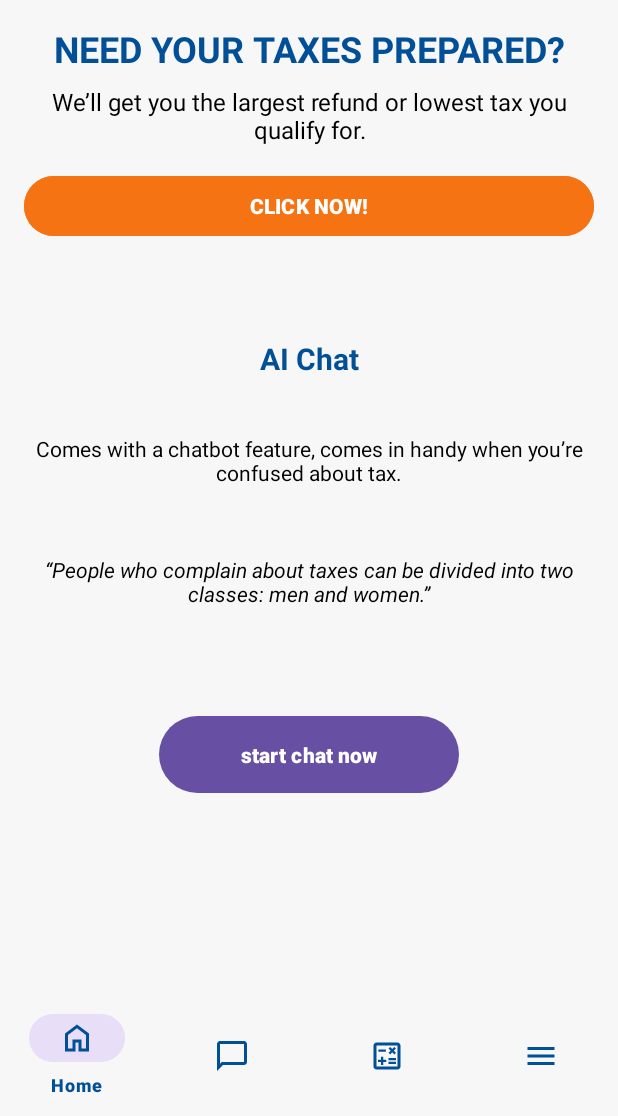
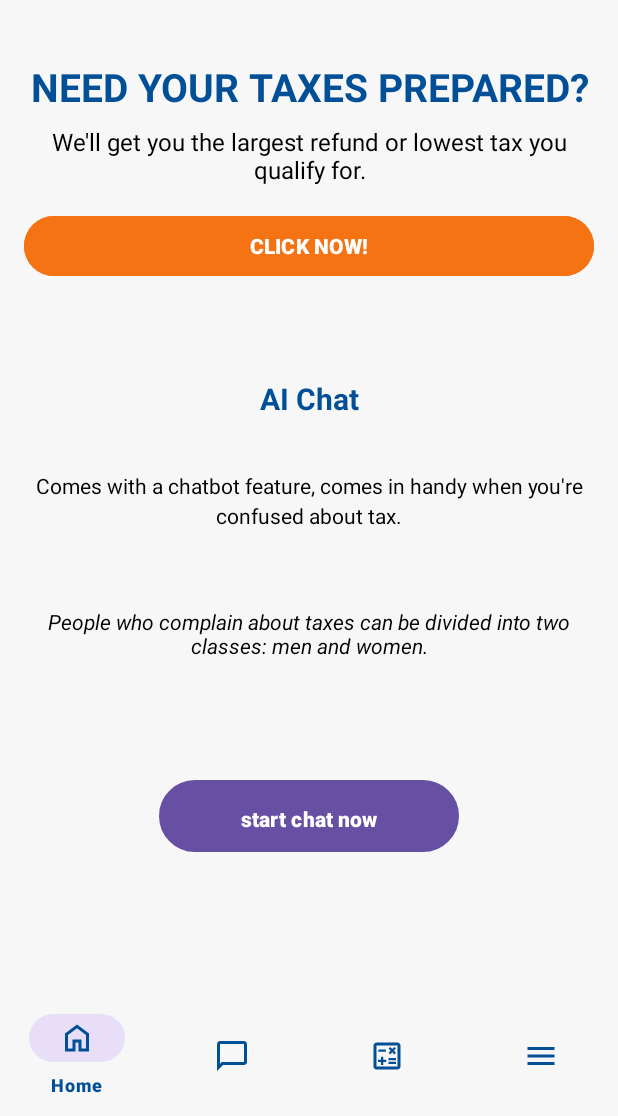
Before and after one commit to ucok-hub/umkm-ez-tax, an Android app: the HomeFragment screen opened directly, with no data from a screen before it, on a phone screen of 412 x 824 dp, the part 120-1236 px from its top. Run offline under Robolectric (Android 15) with nearby library versions, the phone set to English and light mode, and no system bars.

Commit message:
home final branch

```diff
--- a/app/src/main/java/com/example/capstone_pajak/ui/home/HomeFragment.kt
+++ b/app/src/main/java/com/example/capstone_pajak/ui/home/HomeFragment.kt
@@ -5,6 +5,8 @@ import android.view.LayoutInflater
 import android.view.View
 import android.view.ViewGroup
 import android.widget.Button
+import androidx.navigation.fragment.findNavController
+import androidx.navigation.Navigation
 import android.widget.Toast
 import androidx.fragment.app.Fragment
 import com.example.capstone_pajak.R
@@ -15,16 +17,19 @@ class HomeFragment : Fragment() {
         inflater: LayoutInflater, container: ViewGroup?,
         savedInstanceState: Bundle?
     ): View? {
-        // Menggunakan layout fragment_home.xml untuk HomeFragment
         val view = inflater.inflate(R.layout.fragment_home, container, false)
 
-        // Tombol Start Chat
+        // Click Now button - Navigate to Calculate Fragment
+        val clickNowButton = view.findViewById<Button>(R.id.click_now_button)
+        clickNowButton.setOnClickListener {
+            val bottomNavigationView = activity?.findViewById<com.google.android.material.bottomnavigation.BottomNavigationView>(R.id.bottom_navigation)
+            bottomNavigationView?.selectedItemId = R.id.nav_calculate
+        }
+        // Start Chat Now button - Navigate to AI Chat Fragment
         val startChatButton = view.findViewById<Button>(R.id.start_chat_button)
         startChatButton.setOnClickListener {
-            // Tampilkan pesan atau arahkan ke laman baru
-            Toast.makeText(context, "Start Chat Now Button Clicked", Toast.LENGTH_SHORT).show()
-
-            // Tambahkan logika tambahan di sini (contoh: navigasi ke laman ChatFragment)
+            val bottomNavigationView = activity?.findViewById<com.google.android.material.bottomnavigation.BottomNavigationView>(R.id.bottom_navigation)
+            bottomNavigationView?.selectedItemId = R.id.nav_ai_chat
         }
 
         return view
--- a/app/src/main/res/drawable/rounded_button.xml
+++ b/app/src/main/res/drawable/rounded_button.xml
@@ -1,4 +1,5 @@
 <shape xmlns:android="http://schemas.android.com/apk/res/android">
     <solid android:color="@color/third" />
     <corners android:radius="50dp" />
+    <stroke android:width="2dp" android:color="@color/button_hover" />
 </shape>
--- a/app/src/main/res/layout/fragment_home.xml
+++ b/app/src/main/res/layout/fragment_home.xml
@@ -4,6 +4,7 @@
     android:layout_width="match_parent"
     android:layout_height="match_parent"
     android:padding="16dp"
+    android:fillViewport="true"
     android:background="@color/secondary">
 
     <LinearLayout
@@ -17,7 +18,8 @@
             android:layout_height="wrap_content"
             android:orientation="horizontal"
             android:gravity="center_vertical"
-            android:paddingBottom="16dp">
+            android:paddingBottom="24dp"
+            android:layout_marginBottom="16dp">
 
             <ImageView
                 android:id="@+id/profile_image"
@@ -43,7 +45,7 @@
             android:layout_width="match_parent"
             android:layout_height="wrap_content"
             android:text="@string/need_your_taxes_prepared"
-            android:textSize="24sp"
+            android:textSize="26sp"
             android:textStyle="bold"
             android:textColor="@color/primary"
             android:gravity="center"
@@ -62,7 +64,7 @@
         <Button
             android:id="@+id/click_now_button"
             android:layout_width="match_parent"
-            android:layout_height="wrap_content"
+            android:layout_height="48dp"
             android:text="@string/click_now"
             android:backgroundTint="@color/third"
             android:textColor="@color/white"
@@ -81,11 +83,11 @@
             android:layout_marginBottom="8dp" />
 
         <!-- Kutipan -->
-
         <TextView
             android:layout_width="match_parent"
             android:layout_height="93dp"
-            android:layout_marginBottom="16dp"
+            android:layout_marginBottom="24dp"
+            android:lineSpacingExtra="4dp"
             android:gravity="center"
             android:text="@string/comes_with_a_chatbot_feature_comes_in_handy_when_you_re_confused_about_tax"
             android:textColor="@color/black"
@@ -105,13 +107,13 @@
         <Button
             android:id="@+id/start_chat_button"
             android:layout_width="200dp"
-            android:layout_height="wrap_content"
+            android:layout_height="48dp"
             android:layout_gravity="center"
             android:text="@string/start_chat_now"
             android:backgroundTint="@color/third"
             android:textColor="@color/white"
             android:textStyle="bold"
-            android:layout_marginTop="16dp"
+            android:layout_marginTop="24dp"
             android:padding="12dp"
             android:layout_marginBottom="16dp"
             android:drawablePadding="8dp"
--- a/app/src/main/res/values/colors.xml
+++ b/app/src/main/res/values/colors.xml
@@ -13,5 +13,7 @@
     <color name="white">#FFFFFF</color>
     <color name="black">#000000</color>
     <color name="gray">#7A808C</color>
-
+    <color name="light_gray">#E0E0E0</color>
+    <color name="dark_gray">#4A4A4A</color>
+    <color name="button_hover">#FF8C42</color>
 </resources>
--- a/app/src/main/res/values/strings.xml
+++ b/app/src/main/res/values/strings.xml
@@ -1,19 +1,17 @@
 <resources>
     <string name="app_name">capstone_pajak</string>
-    <!-- TODO: Remove or change this placeholder text -->
     <string name="hello_blank_fragment">Hello blank fragment</string>
-    <string name="comes_with_a_chatbot_feature_comes_in_handy_when_you_re_confused_about_tax">Comes with a chatbot feature, comes in handy when you’re confused about tax.</string>
-    <string name="people_who_complain_about_taxes_can_be_divided_into_two_classes_men_and_women">“People who complain about taxes can be divided into two classes: men and women.”</string>
+    <string name="comes_with_a_chatbot_feature_comes_in_handy_when_you_re_confused_about_tax">Comes with a chatbot feature, comes in handy when you\'re confused about tax.</string>
+    <string name="people_who_complain_about_taxes_can_be_divided_into_two_classes_men_and_women">"People who complain about taxes can be divided into two classes: men and women."</string>
     <string name="ai_chat">AI Chat</string>
     <string name="click_now">CLICK NOW!</string>
-    <string name="we_ll_get_you_the_largest_refund_or_lowest_tax_you_qualify_for">We’ll get you the largest refund or lowest tax you qualify for.</string>
+    <string name="we_ll_get_you_the_largest_refund_or_lowest_tax_you_qualify_for">We\'ll get you the largest refund or lowest tax you qualify for.</string>
     <string name="need_your_taxes_prepared">NEED YOUR TAXES PREPARED?</string>
     <string name="user_example_com">user@example.com</string>
     <string name="profile_image">Profile Image</string>
     <string name="start_chat_now">start chat now</string>
-
+    <string name="start_chat_now_description">Start chatting with our AI assistant to get instant help!</string>
     <string name="back_button_label">Back</string>
     <string name="message_input_hint">Type a message...</string>
     <string name="send_button_label">Send</string>
-    />
 </resources>
```
Also changed, not shown: 2 other files.
